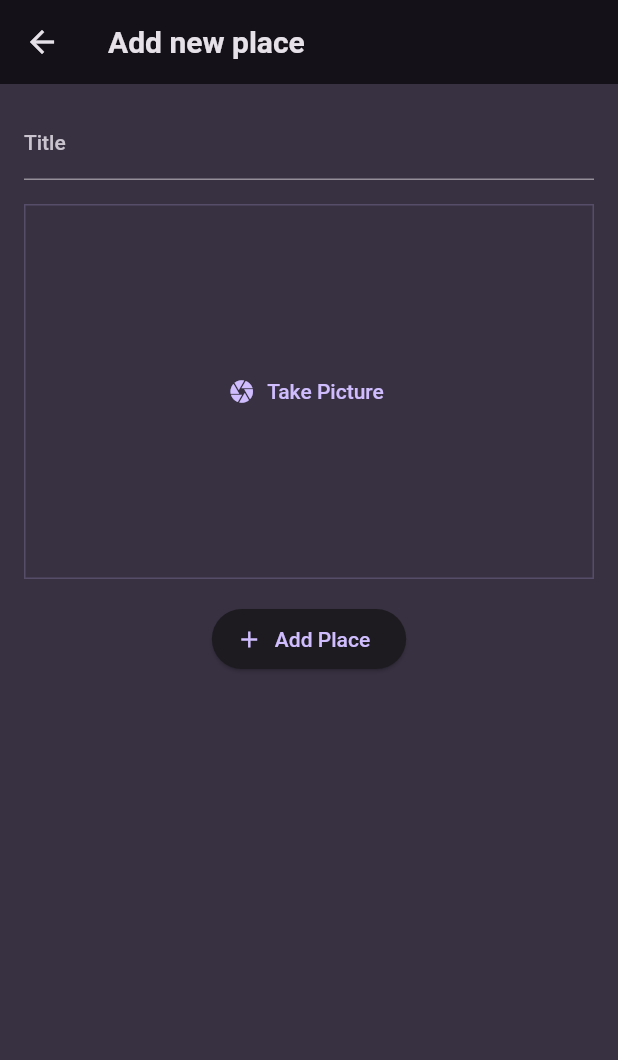
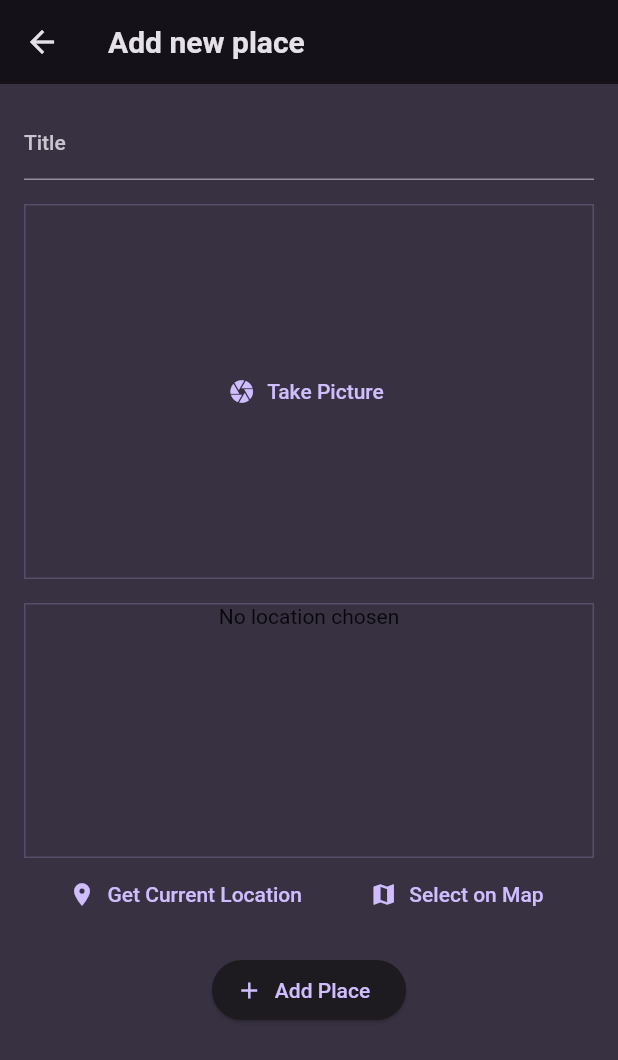
Before and after one commit to alexsumoski/favorite-places-app, a Flutter app: the AddPlaceScreen screen opened directly, after a tap on "Add Place", on a phone screen of 412 x 824 dp. Shown: the top 1060 px of the screen. Run offline on Flutter 3.47's test engine with Material 2 defaults, Android fonts, the phone set to English and light mode, and no system bars; our stand-ins replace flutter_riverpod, google_fonts, image_picker.

Commit message:
Location input, preview image, picked image data propogate

```diff
--- a/lib/models/place.dart
+++ b/lib/models/place.dart
@@ -1,10 +1,13 @@
+import 'dart:io';
+
 import 'package:uuid/uuid.dart';
 
 const uuid = Uuid();
 
 class Place {
-  Place({required this.title}) : id = uuid.v4();
+  Place({required this.title, required this.image}) : id = uuid.v4();
 
   final String id;
   final String title;
+  final File image;
 }
--- a/lib/providers/user_places.dart
+++ b/lib/providers/user_places.dart
@@ -1,11 +1,13 @@
+import 'dart:io';
+
 import 'package:flutter_riverpod/flutter_riverpod.dart';
 import '../models/place.dart';
 
 class UserPlacesNoitifier extends StateNotifier<List<Place>> {
   UserPlacesNoitifier() : super(const []);
 
-  void addPlace(String title) {
-    final newPlace = Place(title: title);
+  void addPlace(String title, File image) {
+    final newPlace = Place(title: title, image: image);
     state = [newPlace, ...state];
   }
 }
--- a/lib/screens/add_place.dart
+++ b/lib/screens/add_place.dart
@@ -1,5 +1,8 @@
+import 'dart:io';
+
 import 'package:favorite_places_app/providers/user_places.dart';
 import 'package:favorite_places_app/widgets/image_input.dart';
+import 'package:favorite_places_app/widgets/location_input.dart';
 import 'package:flutter/material.dart';
 import 'package:flutter_riverpod/flutter_riverpod.dart';
 
@@ -16,6 +19,7 @@ class _AddPlaceScreenState extends ConsumerState<AddPlaceScreen> {
   @override
   Widget build(BuildContext context) {
     final _titleController = TextEditingController();
+    File? _selectedImage;
 
     void _savePlace() {
       final enteredTitle = _titleController.text;
@@ -24,7 +28,9 @@ class _AddPlaceScreenState extends ConsumerState<AddPlaceScreen> {
         return;
       }
 
-      ref.read(userPlacesProvider.notifier).addPlace(enteredTitle);
+      ref
+          .read(userPlacesProvider.notifier)
+          .addPlace(enteredTitle, _selectedImage!);
       Navigator.of(context).pop();
     }
 
@@ -49,7 +55,13 @@ class _AddPlaceScreenState extends ConsumerState<AddPlaceScreen> {
                   TextStyle(color: Theme.of(context).colorScheme.onBackground),
             ),
             const SizedBox(height: 16),
-            ImageInput(),
+            ImageInput(
+              onPickedImage: (image) {
+                _selectedImage = image;
+              },
+            ),
+            const SizedBox(height: 16),
+            LocationInput(),
             const SizedBox(height: 16),
             ElevatedButton.icon(
               onPressed: _savePlace,
--- a/lib/widgets/image_input.dart
+++ b/lib/widgets/image_input.dart
@@ -3,8 +3,9 @@ import 'package:image_picker/image_picker.dart';
 import 'dart:io';
 
 class ImageInput extends StatefulWidget {
-  const ImageInput({super.key});
+  const ImageInput({super.key, required this.onPickedImage});
 
+  final void Function(File image) onPickedImage;
   @override
   State<ImageInput> createState() => _ImageInputState();
 }
@@ -23,6 +24,8 @@ class _ImageInputState extends State<ImageInput> {
     setState(() {
       _selectedImage = File(pickedImage.path);
     });
+
+    widget.onPickedImage(_selectedImage!);
   }
 
   @override
--- /dev/null
+++ b/lib/widgets/location_input.dart
@@ -0,0 +1,46 @@
+import 'package:flutter/material.dart';
+
+class LocationInput extends StatefulWidget {
+  const LocationInput({super.key});
+
+  @override
+  State<LocationInput> createState() => _LocationInputState();
+}
+
+class _LocationInputState extends State<LocationInput> {
+  @override
+  Widget build(BuildContext context) {
+    return Column(
+      children: [
+        Container(
+          height: 170,
+          width: double.infinity,
+          decoration: BoxDecoration(
+              border: Border.all(
+                  width: 1,
+                  color:
+                      Theme.of(context).colorScheme.primary.withOpacity(0.2))),
+          child: const Text(
+            'No location chosen',
+            textAlign: TextAlign.center,
+          ),
+        ),
+        Row(
+          mainAxisAlignment: MainAxisAlignment.spaceEvenly,
+          children: [
+            TextButton.icon(
+              onPressed: () {},
+              icon: const Icon(Icons.location_on),
+              label: const Text('Get Current Location'),
+            ),
+            TextButton.icon(
+              onPressed: () {},
+              icon: const Icon(Icons.map),
+              label: const Text('Select on Map'),
+            ),
+          ],
+        )
+      ],
+    );
+  }
+}
--- a/lib/widgets/places_list.dart
+++ b/lib/widgets/places_list.dart
@@ -21,6 +21,10 @@ class PlacesList extends StatelessWidget {
     return ListView.builder(
       itemCount: places.length,
       itemBuilder: (ctx, index) => ListTile(
+        leading: CircleAvatar(
+          radius: 26,
+          backgroundImage: FileImage(places[index].image),
+        ),
         title: Text(
           places[index].title,
           style: Theme.of(context)
--- a/pubspec.yaml
+++ b/pubspec.yaml
@@ -40,6 +40,7 @@ dependencies:
   flutter_riverpod: ^2.3.6
   uuid: ^3.0.7
   image_picker: ^0.8.7+5
+  location: ^4.4.0
 
 dev_dependencies:
   flutter_test:
```
Also changed, not shown: lib/screens/places.dart (+5 -2 lines), lib/screens/places_detail.dart (+15 -8 lines), pubspec.lock, 2 other files.
